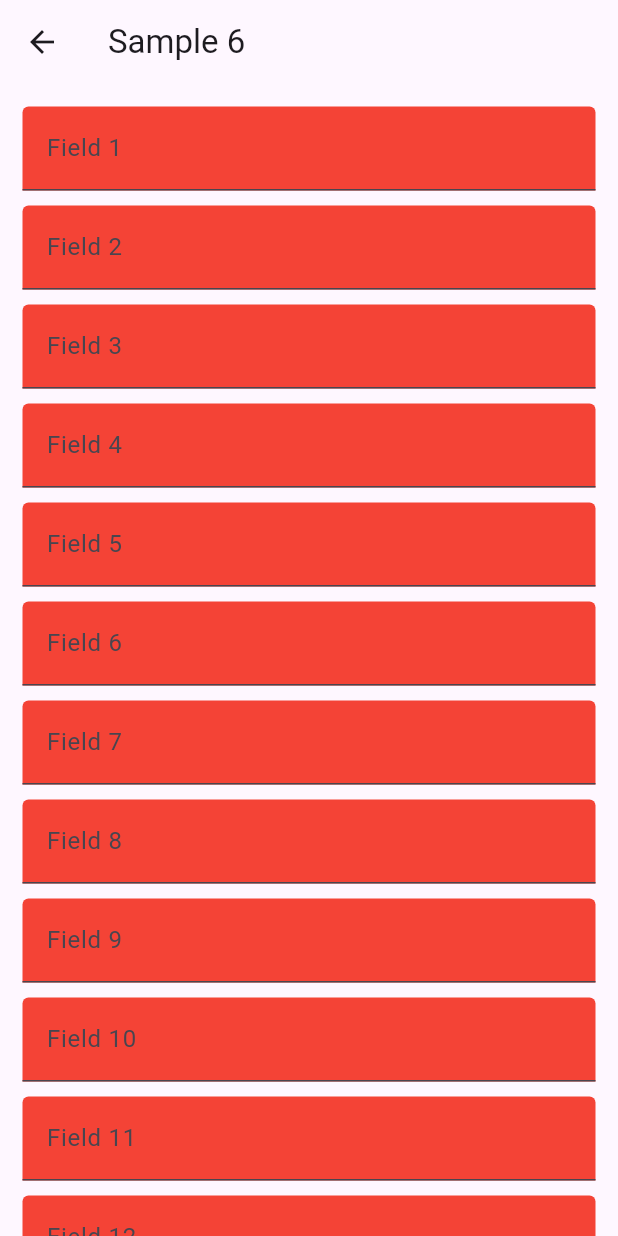
After one commit to diegoveloper/flutter_keyboard_actions, a Flutter app: the screen it shows after launch, after a tap on "Custom Sample 6", on a phone screen of 412 x 824 dp. The commit adds this screen. Run offline on Flutter 3.47's test engine with Material 3 defaults, Android fonts, the light colour scheme and no system bars.

Commit message:
feat: KeyboardActions add a scrollController field (#258)

```diff
--- a/example/lib/main.dart
+++ b/example/lib/main.dart
@@ -1,4 +1,5 @@
 import 'package:example/content.dart';
+import 'package:example/sample6.dart';
 import 'package:flutter/material.dart';
 
 import 'sample.dart';
@@ -101,6 +102,16 @@ class MyApp extends StatelessWidget {
                       Sample5(),
                     ),
                   ),
+                  const SizedBox(
+                    height: 25,
+                  ),
+                  ElevatedButton(
+                    child: Text("Custom Sample 6"),
+                    onPressed: () => _openWidget(
+                      myContext,
+                      Sample6(),
+                    ),
+                  ),
                 ],
               ),
             ),
--- /dev/null
+++ b/example/lib/sample6.dart
@@ -0,0 +1,85 @@
+import 'package:flutter/material.dart';
+import 'package:keyboard_actions/keyboard_actions.dart';
+
+/// Sample [Widget] demonstrating the usage of [KeyboardActions.scrollController].
+/// The child of KeyboardActions is not a ScrollView, but it contains a ScrollView internally.
+class Sample6 extends StatelessWidget {
+  final ScrollController _scrollController = ScrollController();
+
+  final _focusNodes =
+      Iterable<int>.generate(20).map((_) => FocusNode()).toList();
+
+  @override
+  Widget build(BuildContext context) {
+    return Scaffold(
+      body: KeyboardActions(
+        scrollController: _scrollController,
+        config: KeyboardActionsConfig(
+          actions: _focusNodes
+              .map((focusNode) => KeyboardActionsItem(focusNode: focusNode))
+              .toList(),
+        ),
+        child: BasePage(
+          title: Text("Sample 6"),
+          scrollController: _scrollController,
+          itemCount: _focusNodes.length,
+          itemBuilder: (ctx, idx) => TextField(
+            focusNode: _focusNodes[idx],
+            keyboardType: TextInputType.text,
+            decoration: InputDecoration(
+              fillColor: Colors.red,
+              filled: true,
+              labelText: "Field ${idx + 1}",
+            ),
+          ),
+        ),
+      ),
+    );
+  }
+}
+
+class BasePage extends StatelessWidget {
+  final Widget title;
+
+  final ScrollController? scrollController;
+
+  final int itemCount;
+
+  final NullableIndexedWidgetBuilder itemBuilder;
+
+  final NullableIndexedWidgetBuilder? separatorBuilder;
+
+  const BasePage(
+      {required this.title,
+      this.scrollController,
+      this.itemCount = 0,
+      required this.itemBuilder,
+      this.separatorBuilder});
+
+  @override
+  Widget build(BuildContext context) {
+    var mediaQuery = MediaQuery.of(context);
+    return CustomScrollView(
+      controller: scrollController,
+      slivers: [
+        SliverAppBar(
+          title: title,
+          floating: true,
+          pinned: true,
+        ),
+        SliverPadding(
+          padding: EdgeInsets.all(15.0).copyWith(
+              bottom: mediaQuery.padding.bottom > 0
+                  ? mediaQuery.padding.bottom
+                  : 15.0),
+          sliver: SliverList.separated(
+            itemCount: itemCount,
+            itemBuilder: itemBuilder,
+            separatorBuilder:
+                separatorBuilder ?? (ctx, idx) => const SizedBox(height: 10.0),
+          ),
+        ),
+      ],
+    );
+  }
+}
--- a/lib/external/keyboard_avoider/bottom_area_avoider.dart
+++ b/lib/external/keyboard_avoider/bottom_area_avoider.dart
@@ -42,6 +42,9 @@ class BottomAreaAvoider extends StatefulWidget {
   /// The [ScrollPhysics] of the [SingleChildScrollView] which contains child
   final ScrollPhysics? physics;
 
+  /// The [ScrollController] is child use
+  final ScrollController? scrollController;
+
   BottomAreaAvoider(
       {Key? key,
       required this.child,
@@ -50,6 +53,7 @@ class BottomAreaAvoider extends StatefulWidget {
       this.duration = defaultDuration,
       this.curve = defaultCurve,
       this.overscroll = defaultOverscroll,
+      this.scrollController,
       this.physics})
       : //assert(child is ScrollView ? child.controller != null : true),
         assert(areaToAvoid >= 0, 'Cannot avoid a negative area'),
@@ -88,7 +92,12 @@ class BottomAreaAvoiderState extends State<BottomAreaAvoider> {
             .addStatusListener(_animationListener!);
       });
     }
-
+    // If [child] use [ScrollController]
+    // and embed the [child] directly in an [AnimatedContainer].
+    if (widget.scrollController != null) {
+      _scrollController = widget.scrollController;
+      return _buildAnimatedContainer(widget.child);
+    }
     // If [child] is a [ScrollView], get its [ScrollController]
     // and embed the [child] directly in an [AnimatedContainer].
     if (widget.child is ScrollView) {
--- a/lib/external/keyboard_avoider/keyboard_avoider.dart
+++ b/lib/external/keyboard_avoider/keyboard_avoider.dart
@@ -28,10 +28,14 @@ class KeyboardAvoider extends StatefulWidget {
   /// See [BottomAreaAvoider.physics]
   final ScrollPhysics? physics;
 
+  /// [ScrollController] used by child
+  final ScrollController? scrollController;
+
   KeyboardAvoider({
     Key? key,
     required this.child,
     this.physics,
+    this.scrollController,
     this.duration = BottomAreaAvoider.defaultDuration,
     this.curve = BottomAreaAvoider.defaultCurve,
     this.autoScroll = BottomAreaAvoider.defaultAutoScroll,
--- a/lib/keyboard_actions.dart
+++ b/lib/keyboard_actions.dart
@@ -80,6 +80,9 @@ class KeyboardActions extends StatefulWidget {
   /// If you want to control the scroll physics of [BottomAreaAvoider] which uses a [SingleChildScrollView] to contain the child.
   final ScrollPhysics? bottomAvoiderScrollPhysics;
 
+  /// [ScrollController] used by child
+  final ScrollController? scrollController;
+
   /// If you are using [KeyboardActions] for just one textfield and don't need to scroll the content set this to `true`
   final bool disableScroll;
 
@@ -92,6 +95,7 @@ class KeyboardActions extends StatefulWidget {
   const KeyboardActions(
       {this.child,
       this.bottomAvoiderScrollPhysics,
+      this.scrollController,
       this.enable = true,
       this.autoScroll = true,
       this.isDialog = false,
@@ -617,6 +621,7 @@ class KeyboardActionstate extends State<KeyboardActions>
                         (_timeToDismiss.inMilliseconds * 1.8).toInt()),
                 autoScroll: widget.autoScroll,
                 physics: widget.bottomAvoiderScrollPhysics,
+                scrollController: widget.scrollController,
                 child: widget.child,
               ),
             ),
```
